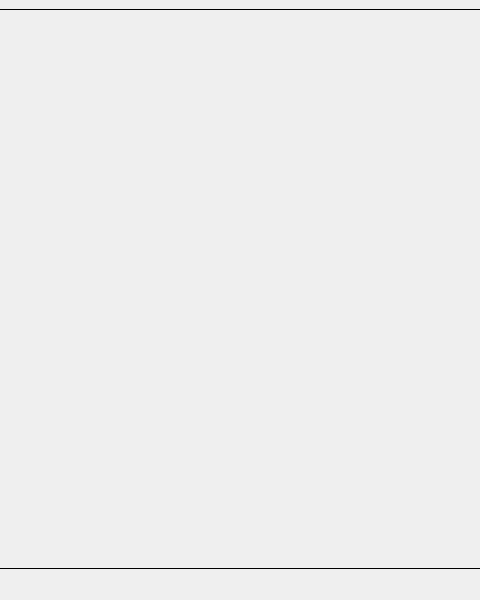
The window that Sandbox/sandbox.ui (KROIA/QSFML_EditorWidget) describes before a commit, drawn with Qt 5; both pictures show x 160 to 640 and y 0 to 600 of the 800 by 600 pixel window.
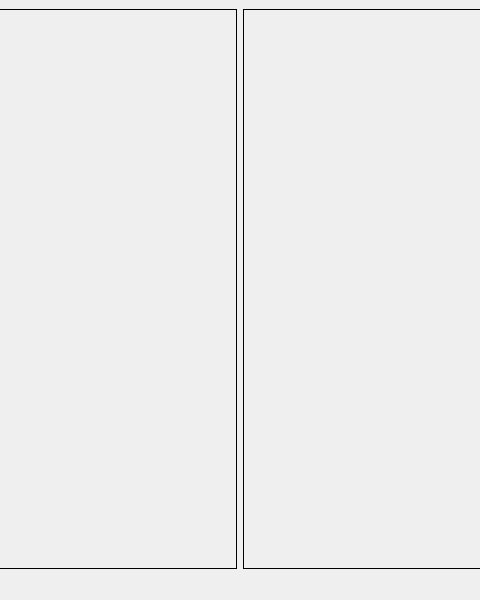
The same window after the commit.

Commit message: + Automatic removal of the canvas after object gets deleted

What changed in the file:
```diff
--- a/Sandbox/sandbox.ui
+++ b/Sandbox/sandbox.ui
@@ -16,7 +16,17 @@
   <widget class="QWidget" name="centralwidget">
    <layout class="QGridLayout" name="gridLayout">
     <item row="0" column="0">
-     <widget class="QFrame" name="canvasWidget">
+     <widget class="QFrame" name="canvasWidget_1">
+      <property name="frameShape">
+       <enum>QFrame::Box</enum>
+      </property>
+      <property name="frameShadow">
+       <enum>QFrame::Plain</enum>
+      </property>
+     </widget>
+    </item>
+    <item row="0" column="1">
+     <widget class="QFrame" name="canvasWidget_2">
       <property name="frameShape">
        <enum>QFrame::Box</enum>
       </property>
```
The commit also changes 8 other files.
